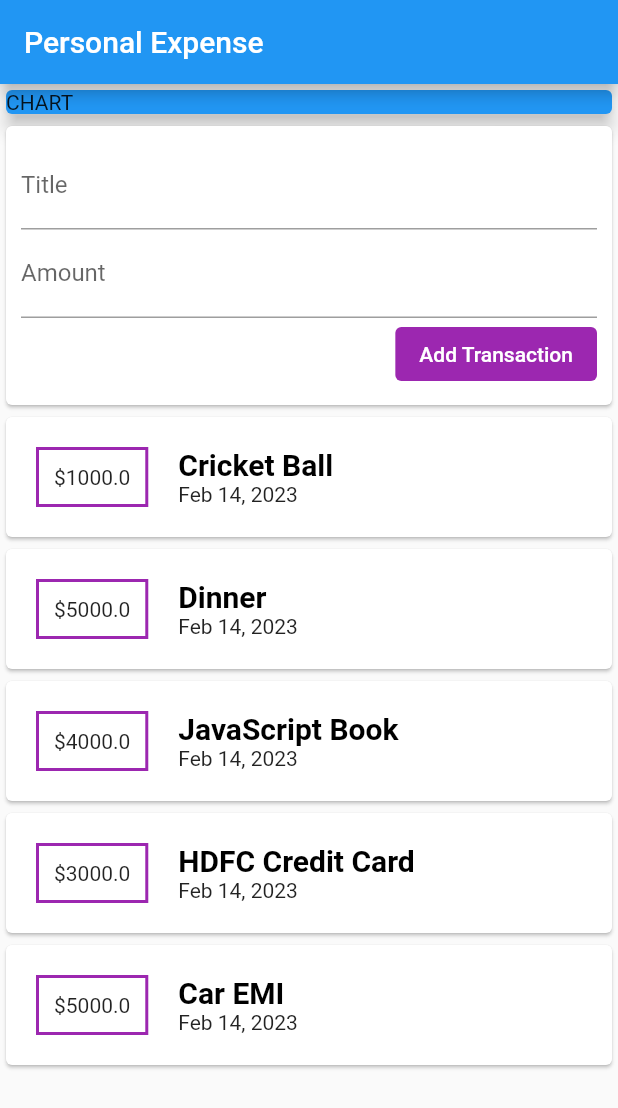
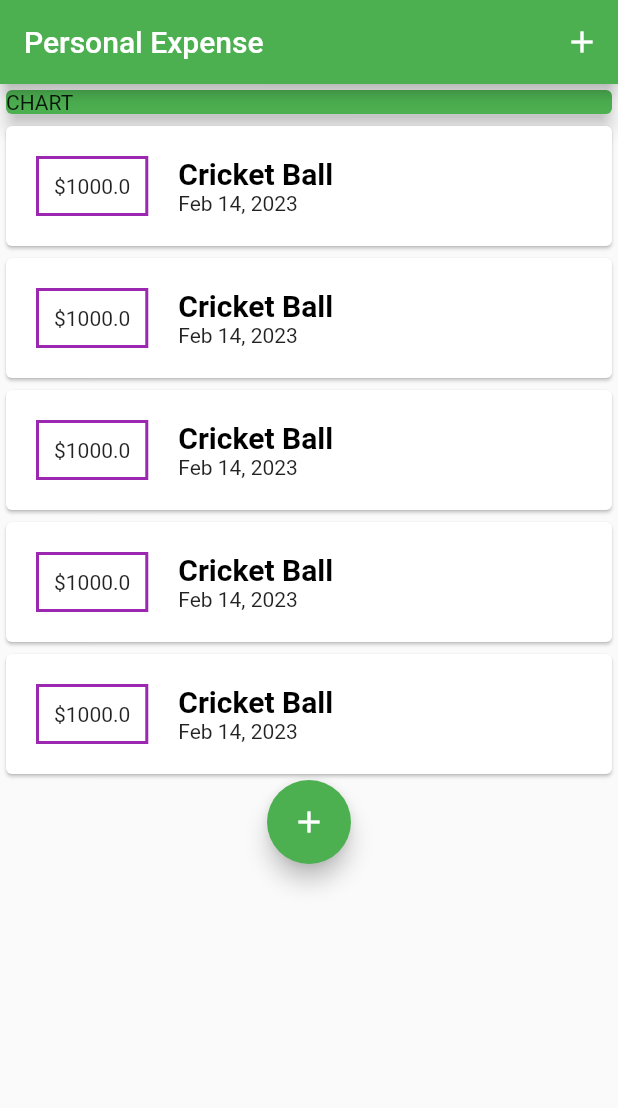
Before and after one commit to harshit-8080/Personal_Expense_App, a Flutter app: the screen it shows after launch, on a phone screen of 412 x 824 dp. Shown: the top 1108 px of the screen. Run offline on Flutter 3.47's test engine with Material 2 defaults, Android fonts, the phone set to English and light mode, and no system bars.

Commit message:
ListView for scroll, showModalBottomSheet, Navigation.of()

```diff
--- /dev/null
+++ b/lib/chart.dart
@@ -0,0 +1,19 @@
+import 'package:flutter/src/widgets/framework.dart';
+import 'package:flutter/src/widgets/placeholder.dart';
+
+import 'package:flutter/material.dart';
+
+class Chart extends StatelessWidget {
+  const Chart({super.key});
+
+  @override
+  Widget build(BuildContext context) {
+    return Container(
+      width: double.infinity,
+      child: Card(
+          color: Theme.of(context).primaryColor,
+          child: Text("CHART"),
+          elevation: 5),
+    );
+  }
+}
--- a/lib/main.dart
+++ b/lib/main.dart
@@ -1,7 +1,7 @@
 import 'package:flutter/material.dart';
 import 'package:personal_expense/transaction.dart';
-import './transaction.dart';
-import 'package:intl/intl.dart';
+import './user-transaction.dart';
+import './chart.dart';
 
 void main() {
   runApp(MyApp());
@@ -10,79 +10,27 @@ void main() {
 class MyApp extends StatelessWidget {
   @override
   Widget build(BuildContext context) {
-    return MaterialApp(title: 'Personal Expense App', home: MyHomePage());
+    return MaterialApp(
+        title: 'Personal Expense App',
+        theme: ThemeData(primarySwatch: Colors.green),
+        home: MyHomePage());
   }
 }
 
 class MyHomePage extends StatelessWidget {
-  final List<Transaction> transaction = [
-    Transaction("1001", "Cricket Ball", 1000, DateTime.now()),
-    Transaction("1002", "Dinner ", 5000, DateTime.now()),
-    Transaction("1003", "JavaScript Book", 4000, DateTime.now()),
-    Transaction("1004", "HDFC Credit Card", 3000, DateTime.now()),
-    Transaction("1005", "Car EMI", 5000, DateTime.now()),
-  ];
-
   @override
   Widget build(BuildContext context) {
     return Scaffold(
-      appBar: AppBar(title: Text("Personal Expense")),
-      body: Column(
-          crossAxisAlignment: CrossAxisAlignment.center,
+      appBar: AppBar(
+        title: Text("Personal Expense"),
+        actions: [IconButton(onPressed: () {}, icon: Icon(Icons.add))],
+      ),
+      // for scrolling we can use singleChildScrollView also
+      body: ListView(
+          // crossAxisAlignment: CrossAxisAlignment.center,
           children: <Widget>[
-            Container(
-              width: double.infinity,
-              child:
-                  Card(color: Colors.blue, child: Text("CHART"), elevation: 5),
-            ),
-            Card(
-                child: Container(
-              padding: EdgeInsets.all(10),
-              child: Column(
-                crossAxisAlignment: CrossAxisAlignment.end,
-                children: [
-                  TextField(decoration: InputDecoration(labelText: "Title")),
-                  TextField(decoration: InputDecoration(labelText: "Amount")),
-                  ElevatedButton(
-                    style: ButtonStyle(
-                        backgroundColor:
-                            MaterialStateProperty.all<Color>(Colors.purple)),
-                    child: Text(
-                      "Add Transaction",
-                      style: TextStyle(color: Colors.white),
-                    ),
-                    onPressed: null,
-                  )
-                ],
-              ),
-            )),
-            Column(
-              children: transaction.map((tx) {
-                return Card(
-                    child: Row(
-                  children: [
-                    Container(
-                      margin: EdgeInsets.all(20),
-                      decoration: BoxDecoration(
-                          border: Border.all(color: Colors.purple, width: 2)),
-                      padding: EdgeInsets.all(10),
-                      child: Text("\$${tx.amount.toString()}"),
-                    ),
-                    Column(
-                      crossAxisAlignment: CrossAxisAlignment.start,
-                      children: [
-                        Text(tx.title.toString(),
-                            style: TextStyle(
-                                fontWeight: FontWeight.bold,
-                                fontSize: 20,
-                                color: Colors.black)),
-                        Text(DateFormat.yMMMd().format(tx.date)),
-                      ],
-                    )
-                  ],
-                ));
-              }).toList(),
-            )
+            Chart(),
+            UserTransaction(),
           ]),
     );
   }
--- /dev/null
+++ b/lib/transaction-list.dart
@@ -0,0 +1,43 @@
+import 'package:flutter/src/widgets/framework.dart';
+import 'package:flutter/src/widgets/placeholder.dart';
+import 'package:intl/intl.dart';
+import 'package:flutter/material.dart';
+import 'package:personal_expense/transaction.dart';
+import './transaction.dart';
+
+class TransactionList extends StatelessWidget {
+  final List<Transaction> transaction;
+
+  TransactionList(this.transaction);
+
+  @override
+  Widget build(BuildContext context) {
+    return Column(
+      children: transaction.map((tx) {
+        return Card(
+            child: Row(
+          children: [
+            Container(
+              margin: EdgeInsets.all(20),
+              decoration: BoxDecoration(
+                  border: Border.all(color: Colors.purple, width: 2)),
+              padding: EdgeInsets.all(10),
+              child: Text("\$${tx.amount.toString()}"),
+            ),
+            Column(
+              crossAxisAlignment: CrossAxisAlignment.start,
+              children: [
+                Text(tx.title.toString(),
+                    style: TextStyle(
+                        fontWeight: FontWeight.bold,
+                        fontSize: 20,
+                        color: Colors.black)),
+                Text(DateFormat.yMMMd().format(tx.date)),
+              ],
+            )
+          ],
+        ));
+      }).toList(),
+    );
+  }
+}
--- /dev/null
+++ b/lib/user-transaction.dart
@@ -0,0 +1,62 @@
+import 'package:flutter/material.dart';
+import 'package:flutter/src/widgets/framework.dart';
+import 'package:flutter/src/widgets/placeholder.dart';
+import 'package:personal_expense/new-transaction.dart';
+import 'package:personal_expense/transaction-list.dart';
+import 'package:flutter/material.dart';
+import './transaction-list.dart';
+import './new-transaction.dart';
+import './transaction.dart';
+
+class UserTransaction extends StatefulWidget {
+  const UserTransaction({super.key});
+
+  @override
+  State<UserTransaction> createState() => _UserTransactionState();
+}
+
+class _UserTransactionState extends State<UserTransaction> {
+  final List<Transaction> transaction = [
+    Transaction("1001", "Cricket Ball", 1000, DateTime.now()),
+    Transaction("1001", "Cricket Ball", 1000, DateTime.now()),
+    Transaction("1001", "Cricket Ball", 1000, DateTime.now()),
+    Transaction("1001", "Cricket Ball", 1000, DateTime.now()),
+    Transaction("1001", "Cricket Ball", 1000, DateTime.now()),
+  ];
+
+  void startNewTransaction(BuildContext ctx) {
+    showModalBottomSheet(
+        context: ctx,
+        builder: (_) {
+          return NewTransaction(_addTransaction);
+        });
+  }
+
+  void _addTransaction(String title, double amount) {
+    if (title.isEmpty || amount < 0) {
+      return;
+    }
+    final newTx = Transaction("1006", title, amount, DateTime.now());
+
+    setState(() {
+      transaction.add(newTx);
+    });
+    Navigator.of(context).pop();
+  }
+
+  @override
+  Widget build(BuildContext context) {
+    return Column(
+      children: [
+        // NewTransaction(_addTransaction),
+        TransactionList(transaction),
+        FloatingActionButton(
+          onPressed: () {
+            startNewTransaction(context);
+          },
+          child: Icon(Icons.add),
+        ),
+      ],
+    );
+  }
+}
```
Also changed, not shown: lib/new-transaction.dart (added, +53 -0 lines).
